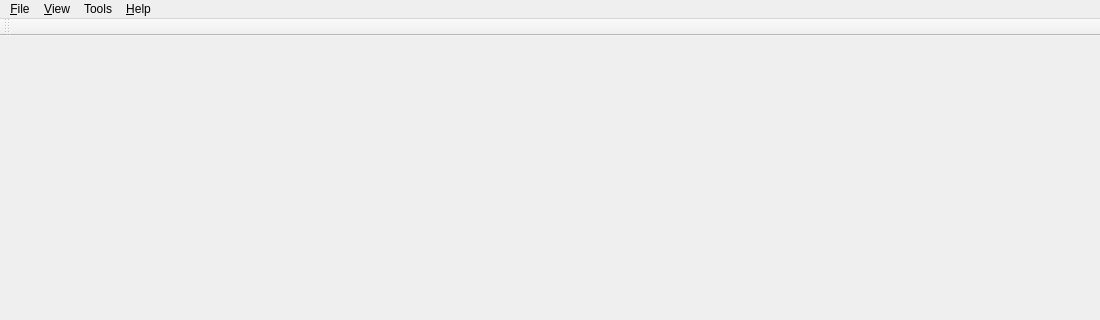
Old version of the form mainwindow.ui in the repository ekamperi/dicomviewer; both pictures show x 0 to 1100 and y 0 to 320 of the 1100 by 878 pixel window.
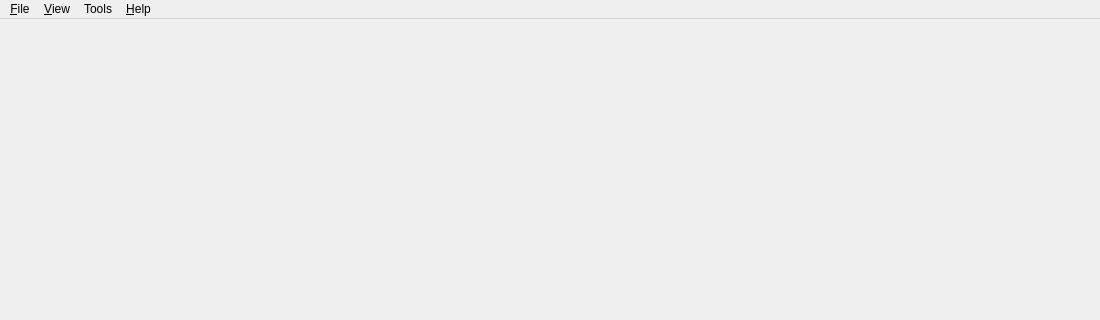
New version of the form.

Commit message: Remove main toolbar

Diff of the .ui file:
```diff
--- a/mainwindow.ui
+++ b/mainwindow.ui
@@ -97,14 +97,6 @@
    <addaction name="menuTools"/>
    <addaction name="menuHelp"/>
   </widget>
-  <widget class="QToolBar" name="mainToolBar">
-   <attribute name="toolBarArea">
-    <enum>TopToolBarArea</enum>
-   </attribute>
-   <attribute name="toolBarBreak">
-    <bool>false</bool>
-   </attribute>
-  </widget>
   <widget class="QStatusBar" name="statusBar"/>
   <action name="actionAbout">
    <property name="text">
```
